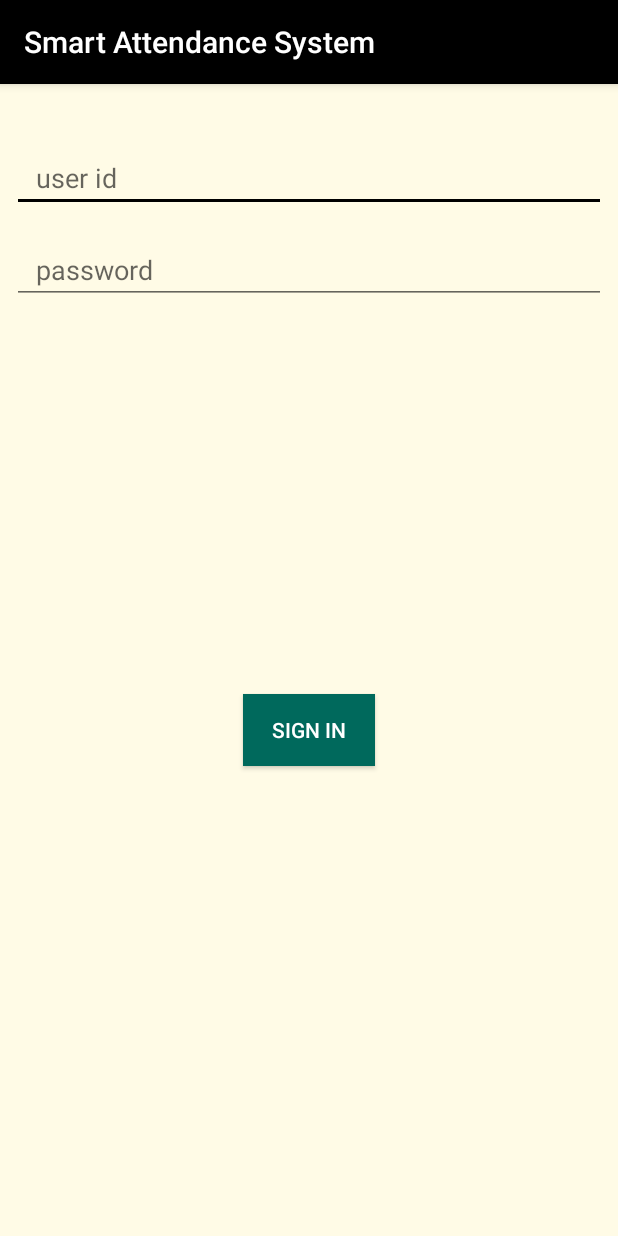
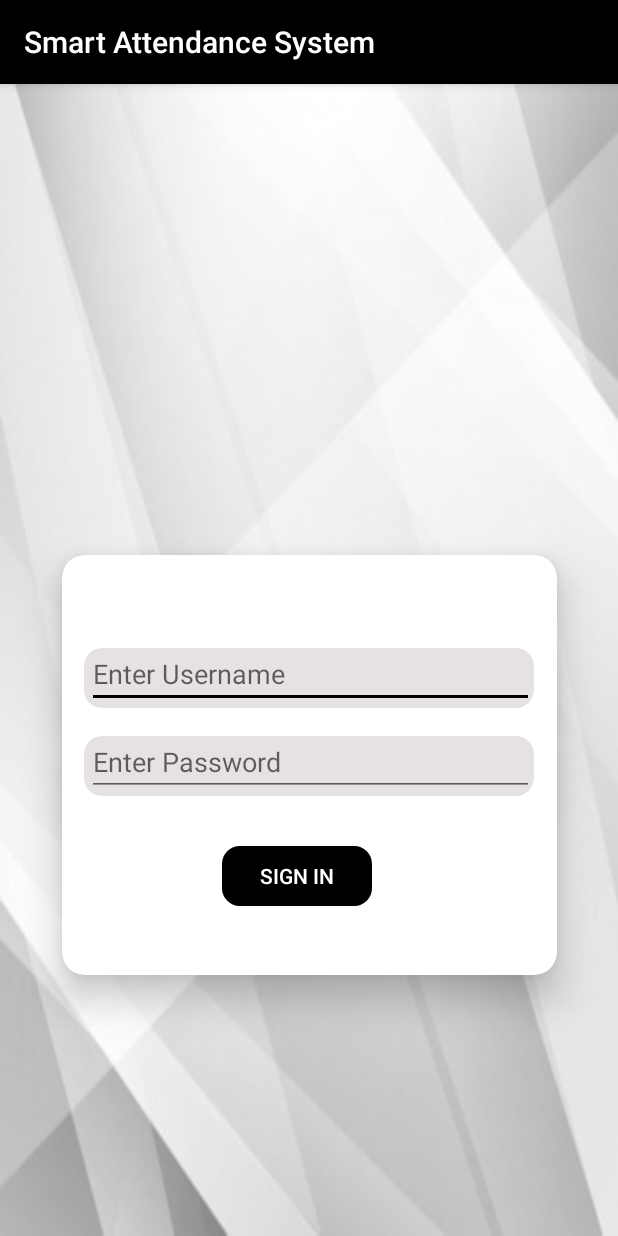
Before and after one commit to ravisharma46/SmartAttendanceSystem, an Android app: the screen it shows after launch (MainActivity), on a phone screen of 412 x 824 dp. Run offline under Robolectric (Android 15) with nearby library versions, the phone set to English and light mode, and no system bars.

Commit message:
add cardview in mainActivity

```diff
--- a/app/src/main/res/layout/activity_main.xml
+++ b/app/src/main/res/layout/activity_main.xml
@@ -4,57 +4,89 @@
     xmlns:tools="http://schemas.android.com/tools"
     android:layout_width="match_parent"
     android:layout_height="match_parent"
-    android:background="#fffbe6"
+    android:background="@drawable/home_scrrrnnn"
     tools:context=".MainActivity">
 
-    <EditText
-        android:id="@+id/userid_text"
-        android:layout_width="0sp"
-        android:layout_height="wrap_content"
-        android:layout_marginStart="8sp"
-        android:layout_marginTop="40sp"
-        android:layout_marginEnd="8sp"
-        android:ems="10"
-        android:hint="user id "
-        android:inputType="textPersonName"
-        android:paddingLeft="16sp"
+
+    <android.support.v7.widget.CardView
+        android:layout_width="330sp"
+        android:layout_height="280sp"
+        android:layout_marginBottom="174dp"
+        app:cardCornerRadius="15sp"
+        app:cardElevation="15sp"
+        app:layout_constraintBottom_toBottomOf="parent"
         app:layout_constraintEnd_toEndOf="parent"
-        app:layout_constraintHorizontal_bias="0.0"
-        app:layout_constraintStart_toStartOf="parent"
-        app:layout_constraintTop_toTopOf="parent" />
+        app:layout_constraintStart_toStartOf="parent"></android.support.v7.widget.CardView>
 
 
+    <android.support.v7.widget.CardView
+        android:id="@+id/cardView"
+        android:layout_width="300sp"
+        android:layout_height="40sp"
+        android:layout_marginBottom="352dp"
+        app:cardCornerRadius="12sp"
+        app:cardElevation="15sp"
+        app:layout_constraintBottom_toBottomOf="parent"
+        app:cardBackgroundColor="#E6E2E2"
+        app:layout_constraintEnd_toEndOf="parent"
+        app:layout_constraintStart_toStartOf="parent">
 
-    <EditText
-        android:id="@+id/pass_text"
-        android:layout_width="0sp"
-        android:layout_height="wrap_content"
-        android:layout_marginStart="8sp"
-        android:layout_marginTop="16sp"
-        android:layout_marginEnd="8sp"
-        android:ems="10"
-        android:hint="password"
-        android:inputType="textPersonName"
-        android:paddingLeft="16sp"
-        app:layout_constraintEnd_toEndOf="parent"
-        app:layout_constraintHorizontal_bias="0.0"
-        app:layout_constraintStart_toStartOf="parent"
-        app:layout_constraintTop_toBottomOf="@+id/userid_text" />
+        <android.support.design.widget.TextInputEditText
+            android:id="@+id/userid_text"
+            android:layout_width="match_parent"
+            android:layout_height="wrap_content"
+            android:layout_marginLeft="2sp"
+            android:hint="Enter Username" />
 
-    <Button
-        android:id="@+id/register_button"
-        android:layout_width="wrap_content"
-        android:layout_height="wrap_content"
-        android:layout_marginTop="8sp"
-        android:layout_marginBottom="268sp"
-        android:text="Sign in"
-        android:background="#00695C"
-        android:textColor="@color/white"
+    </android.support.v7.widget.CardView>
+
+
+    <android.support.v7.widget.CardView
+        android:id="@+id/cardView2"
+        android:layout_width="300sp"
+        android:layout_height="40sp"
+        android:layout_marginBottom="293dp"
+        app:cardBackgroundColor="#E6E2E2"
+        app:cardCornerRadius="12sp"
+        app:cardElevation="15sp"
         app:layout_constraintBottom_toBottomOf="parent"
         app:layout_constraintEnd_toEndOf="parent"
-        app:layout_constraintStart_toStartOf="parent"
-        app:layout_constraintTop_toTopOf="parent"
-        app:layout_constraintVertical_bias="0.898" />
+        app:layout_constraintStart_toStartOf="parent">
+
+        <android.support.design.widget.TextInputEditText
+            android:id="@+id/pass_text"
+            android:layout_width="match_parent"
+            android:layout_height="wrap_content"
+            android:layout_marginLeft="2sp"
+            android:hint="Enter Password"
+            android:inputType="numberPassword" />
+    </android.support.v7.widget.CardView>
+
+
+    <android.support.v7.widget.CardView
+        android:id="@+id/cardView3"
+        android:layout_width="100sp"
+        android:layout_height="40sp"
+        android:layout_marginStart="1dp"
+        android:layout_marginEnd="17dp"
+        android:layout_marginBottom="220dp"
+        app:cardCornerRadius="12sp"
+        app:cardElevation="15sp"
+        app:layout_constraintBottom_toBottomOf="parent"
+        app:layout_constraintEnd_toEndOf="parent"
+        app:layout_constraintStart_toStartOf="parent">
+
+        <Button
+            android:id="@+id/register_button"
+            android:layout_width="match_parent"
+            android:layout_height="wrap_content"
+            android:background="@color/white"
+            android:backgroundTint="#000000"
+            android:text="Sign in"
+            android:textColor="@color/white" />
+
+
+    </android.support.v7.widget.CardView>
 
 
 </android.support.constraint.ConstraintLayout>
```
